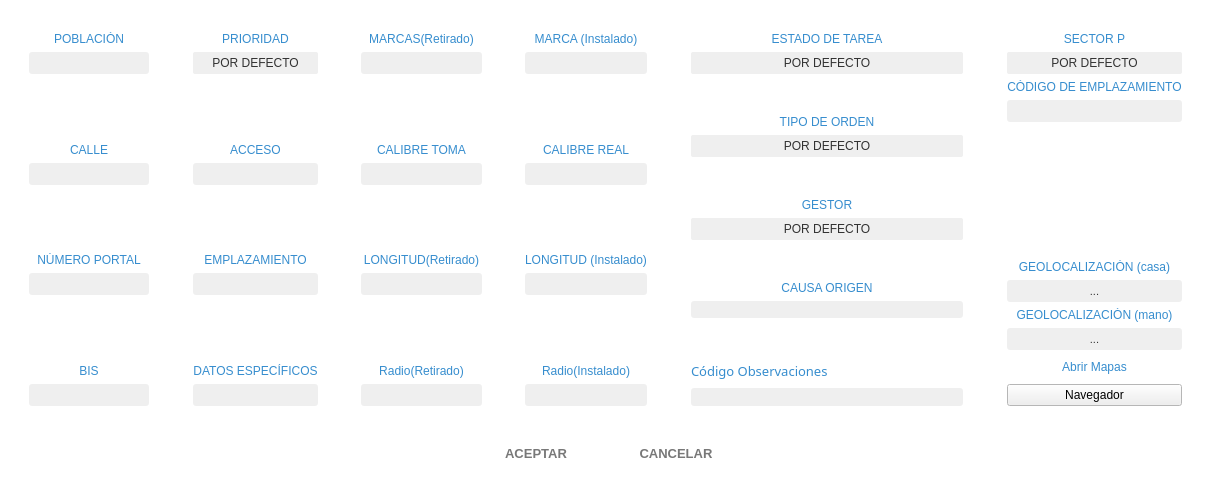
This is fields_to_assign.ui in lreyesm/MiRutaDesktop as Qt 5 draws it before an edit. The edited form follows.
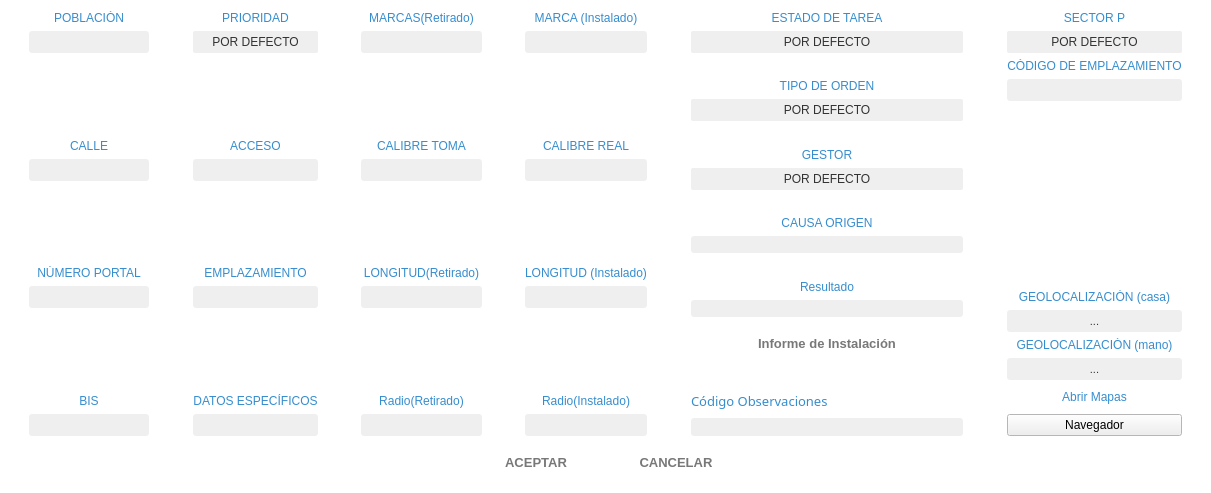
This is the edited form. Icons and pictures are not drawn. Custom widgets are drawn as their Qt base class.

Diff of the .ui file:
```diff
--- a/fields_to_assign.ui
+++ b/fields_to_assign.ui
@@ -1264,6 +1264,107 @@
              </item>
             </layout>
            </item>
+           <item>
+            <spacer name="verticalSpacer_21">
+             <property name="orientation">
+              <enum>Qt::Vertical</enum>
+             </property>
+             <property name="sizeHint" stdset="0">
+              <size>
+               <width>20</width>
+               <height>40</height>
+              </size>
+             </property>
+            </spacer>
+           </item>
+           <item>
+            <layout class="QVBoxLayout" name="verticalLayout_33">
+             <item>
+              <widget class="QLabel" name="l_gestor_3">
+               <property name="styleSheet">
+                <string notr="true">font: 63 10pt &quot;Segoe UI Semibold&quot;;
+color: rgb(54, 141, 206);</string>
+               </property>
+               <property name="text">
+                <string>Resultado</string>
+               </property>
+               <property name="alignment">
+                <set>Qt::AlignCenter</set>
+               </property>
+              </widget>
+             </item>
+             <item>
+              <widget class="MyLineEditShine" name="le_resultado">
+               <property name="minimumSize">
+                <size>
+                 <width>250</width>
+                 <height>0</height>
+                </size>
+               </property>
+               <property name="maximumSize">
+                <size>
+                 <width>16777215</width>
+                 <height>16777215</height>
+                </size>
+               </property>
+               <property name="font">
+                <font>
+                 <family>Segoe UI</family>
+                 <pointsize>10</pointsize>
+                </font>
+               </property>
+               <property name="styleSheet">
+                <string notr="true">background-color: #EFEFEF; 
+border-radius: 3px;
+color:rgb(50, 50, 50);</string>
+               </property>
+              </widget>
+             </item>
+            </layout>
+           </item>
+           <item>
+            <widget class="QPushButton" name="pb_validacion">
+             <property name="minimumSize">
+              <size>
+               <width>100</width>
+               <height>40</height>
+              </size>
+             </property>
+             <property name="font">
+              <font>
+               <family>Segoe UI</family>
+               <pointsize>10</pointsize>
+               <weight>75</weight>
+               <bold>true</bold>
+              </font>
+             </property>
+             <property name="styleSheet">
+              <string notr="true">QPushButton{
+	border-radius: 6px;
+	color:rgb(120, 120, 120);
+}
+QPushButton:hover:!pressed{
+	  background-color: #EEEEEE; 
+}</string>
+             </property>
+             <property name="text">
+              <string>Informe de Instalación</string>
+             </property>
+             <property name="icon">
+              <iconset resource="assets.qrc">
+               <normaloff>:/icons/accept.png</normaloff>:/icons/accept.png</iconset>
+             </property>
+             <property name="iconSize">
+              <size>
+               <width>20</width>
+               <height>20</height>
+              </size>
+             </property>
+             <property name="flat">
+              <bool>true</bool>
+             </property>
+            </widget>
+           </item>
            <item>
             <spacer name="verticalSpacer_16">
              <property name="orientation">
```
